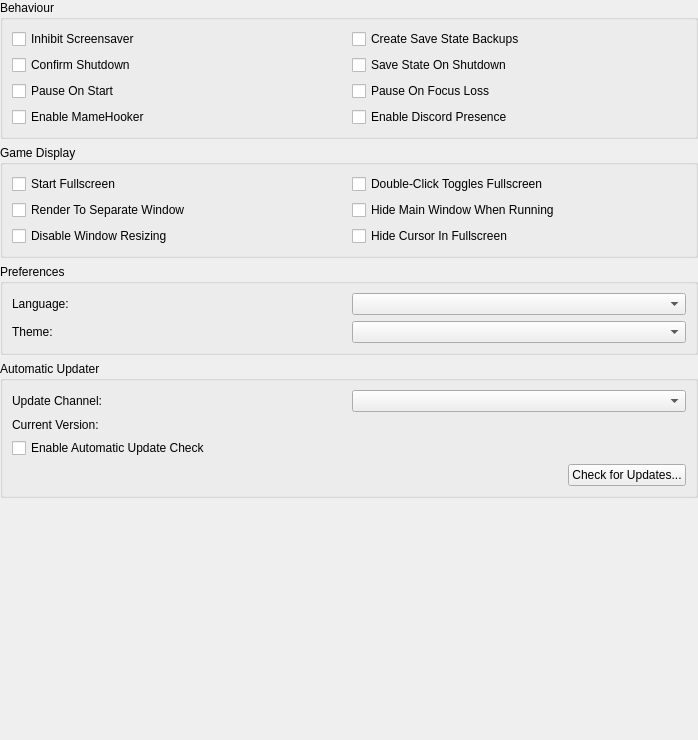
nixxou/pcsx2, file pcsx2-qt/Settings/InterfaceSettingsWidget.ui: the form before one commit.
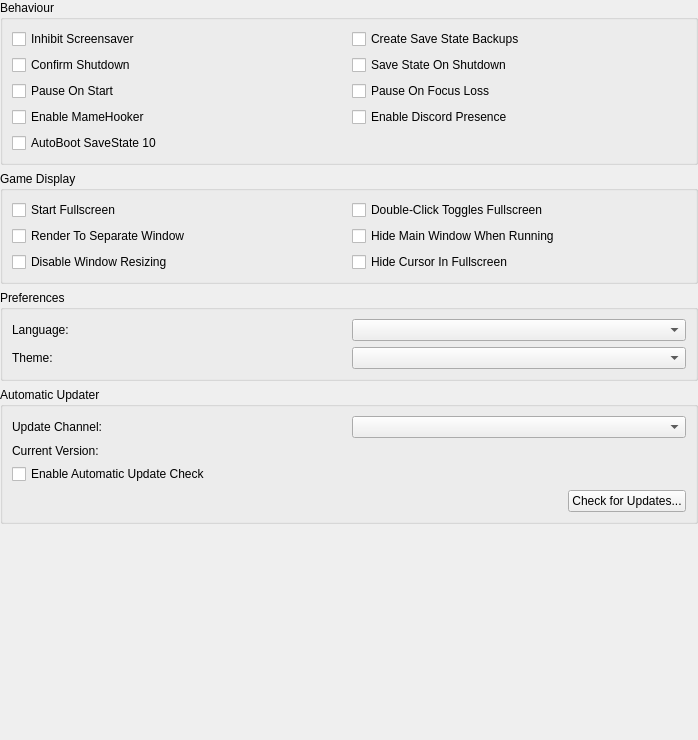
The form after the commit.

Commit message: AutoLoad SaveState 10 options + few recoil management on some games

```diff
--- a/pcsx2-qt/Settings/InterfaceSettingsWidget.ui
+++ b/pcsx2-qt/Settings/InterfaceSettingsWidget.ui
@@ -84,6 +84,13 @@
          <string>Enable Discord Presence</string>
         </property>
        </widget>
+      </item>
+      <item row="5" column="0">
+       <widget class="QCheckBox" name="autoBootSaveStateTen">
+        <property name="text">
+         <string>AutoBoot SaveState 10</string>
+        </property>
+       </widget>
       </item>		 
      </layout>
     </widget>
```
The commit also changes 8 other files.
